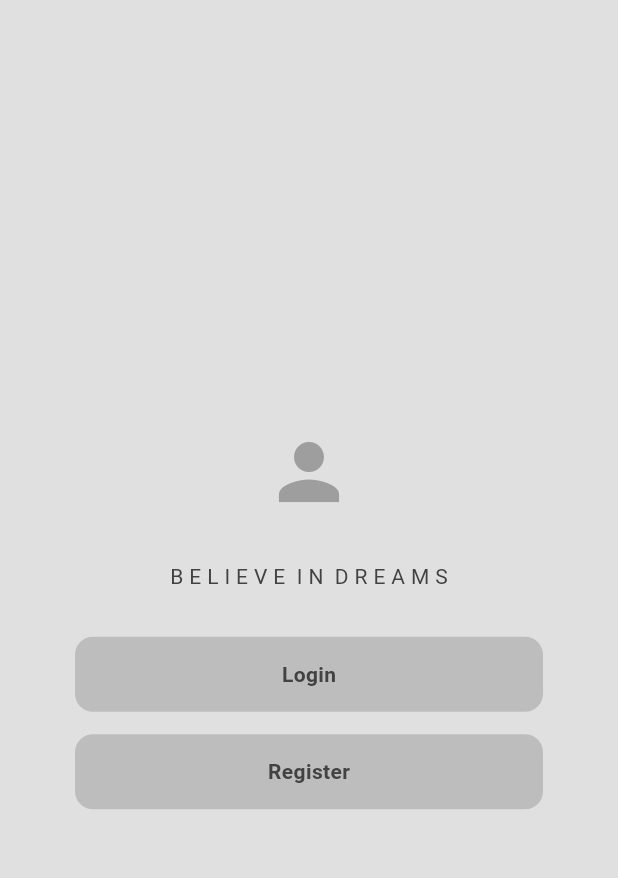
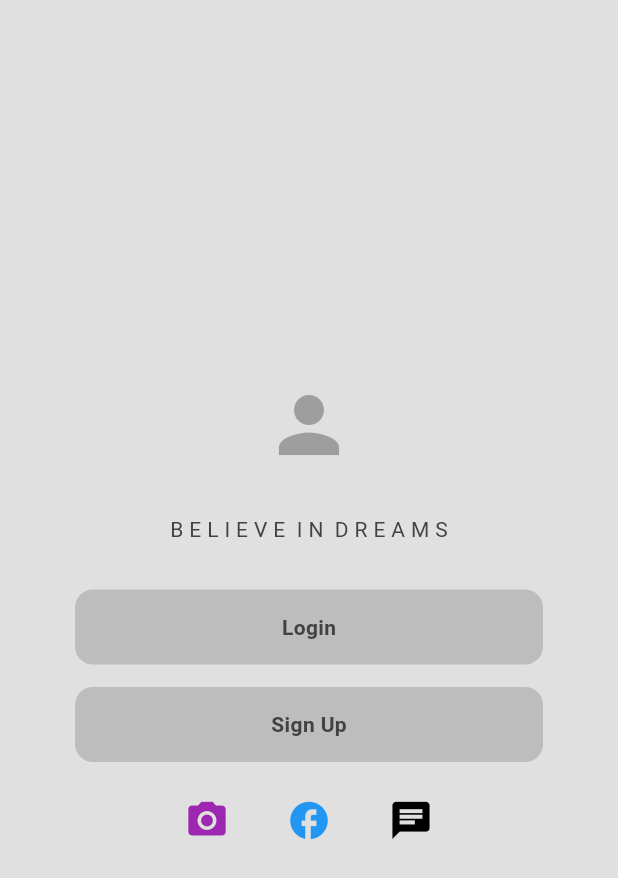
Before and after one commit to shereemorrison/bid, a Flutter app: the ProfilePage widget shown alone on an empty page, opened directly, on a phone screen of 412 x 824 dp. Shown: the top 878 px of the screen. Run offline on Flutter 3.47's test engine with Material 3 defaults, Android fonts, the phone set to English and light mode, and no system bars; our stand-ins replace firebase_auth, firebase_core; accounts and stored records are empty.

Commit message:
Login logos

```diff
--- a/lib/main.dart
+++ b/lib/main.dart
@@ -1,4 +1,5 @@
 import 'package:bid/components/my_appbar.dart';
+import 'package:bid/components/my_drawer.dart';
 import 'package:bid/modals/shop.dart';
 import 'package:bid/pages/cart_page.dart';
 import 'package:bid/pages/intro_page.dart';
@@ -88,6 +89,7 @@ class MyHomePageState extends State<MyHomePage> {
   Widget build(BuildContext context) {
     return Scaffold(
       appBar: MyAppbar(title: _getAppBarTitle()),
+      drawer: MyDrawer(),
       body: _pages[_selectedIndex],
       bottomNavigationBar: MyNavbar(
         onItemTapped: _onItemTapped,
--- a/lib/modals/registrationmodal.dart
+++ b/lib/modals/registrationmodal.dart
@@ -29,6 +29,7 @@ class RegistrationPage extends StatelessWidget {
             child: Column(
               mainAxisAlignment: MainAxisAlignment.center, crossAxisAlignment: CrossAxisAlignment.center,
               children: [
+                Text("Sign Up"),
                 Icon(
                   Icons.person,
                   size: 60,
@@ -38,7 +39,7 @@ class RegistrationPage extends StatelessWidget {
                 const SizedBox(height: 25),
 
                 Text(
-                  "B E L E I V E  I N  D R E A M S",
+                  "B E L I E V E  I N  D R E A M S",
                   style: TextStyle(
                     fontSize: 15,
                     color: Colors.grey[800],
--- a/lib/pages/intro_page.dart
+++ b/lib/pages/intro_page.dart
@@ -1,4 +1,5 @@
 
+import 'package:bid/components/my_drawer.dart';
 import 'package:flutter/material.dart';
 
 class IntroPage extends StatelessWidget {
@@ -7,6 +8,7 @@ class IntroPage extends StatelessWidget {
   @override
   Widget build(BuildContext context) {
     return Scaffold(
+      drawer: MyDrawer(),
         backgroundColor: Theme.of(context).colorScheme.surface,
         body: SafeArea(child: Padding(
           padding: const EdgeInsets.all(125),
@@ -29,7 +31,7 @@ class IntroPage extends StatelessWidget {
 
                 //Title
                 Text(
-                  "Believe in Dreams",
+                  "Welcome to B.I.D.",
                   style: TextStyle(
                     fontWeight: FontWeight.bold,
                     fontSize: 15,
--- a/lib/pages/profile_page.dart
+++ b/lib/pages/profile_page.dart
@@ -10,18 +10,19 @@ class ProfilePage extends StatefulWidget {
   _ProfilePageState createState() => _ProfilePageState(); // Private State class
 }
 
-class _ProfilePageState extends State<ProfilePage> {  // Private State class
+class _ProfilePageState extends State<ProfilePage> {
+  // Private State class
   bool isLoggedIn = false;
 
   void _logOut() {
     setState(() {
-      isLoggedIn = false;  // Set logged-out state
+      isLoggedIn = false; // Set logged-out state
     });
   }
 
   void _logIn() {
     setState(() {
-      isLoggedIn = true;  // Set logged-in state
+      isLoggedIn = true; // Set logged-in state
     });
   }
 
@@ -35,19 +36,23 @@ class _ProfilePageState extends State<ProfilePage> {  // Private State class
           Icon(
             Icons.person,
             size: 60,
-            color: Theme.of(context).colorScheme.inversePrimary,
+            color: Theme
+                .of(context)
+                .colorScheme
+                .inversePrimary,
           ),
           const SizedBox(height: 30),
           Text("B E L I E V E  I N  D R E A M S"),
           const SizedBox(height: 30),
           if (isLoggedIn) ...[
-            Text("Logged in"),  // When logged in
+            Text("Logged in"), // When logged in
             const SizedBox(height: 15),
             MyButton(
               text: "Log out",
-              onTap: _logOut,  // Log out action
+              onTap: _logOut, // Log out action
             ),
-          ] else ...[
+          ] else
+            ...[
               MyButton(
                 text: "Login",
                 onTap: () {
@@ -56,7 +61,7 @@ class _ProfilePageState extends State<ProfilePage> {  // Private State class
                     context: context,
                     builder: (BuildContext context) {
                       return LoginPage(
-                      onTap: _logIn,  // Log in action
+                        onTap: _logIn, // Log in action
                       );
                     },
                   );
@@ -64,7 +69,7 @@ class _ProfilePageState extends State<ProfilePage> {  // Private State class
               ),
               const SizedBox(height: 15),
               MyButton(
-              text: "Register",
+                text: "Sign Up",
                 onTap: () {
                   // Show registration modal
                   showDialog(
@@ -77,7 +82,7 @@ class _ProfilePageState extends State<ProfilePage> {  // Private State class
                             context: context,
                             builder: (BuildContext context) {
                               return LoginPage(
-                              onTap: _logIn,  // Log in after registration
+                                onTap: _logIn, // Log in after registration
                               );
                             },
                           );
@@ -87,6 +92,47 @@ class _ProfilePageState extends State<ProfilePage> {  // Private State class
                   );
                 },
               ),
+              const SizedBox(height: 15),
+              // Social Login Buttons Row
+              Row(
+                mainAxisAlignment: MainAxisAlignment.center,
+                children: [
+                  // Instagram Button
+                  IconButton(
+                    onPressed: () {
+                      // Handle Instagram login
+                      print("Instagram login");
+                    },
+                    icon: Icon(Icons.camera_alt), // Replace with Instagram logo
+                    iconSize: 30,
+                    color: Colors.purple,
+                  ),
+                  const SizedBox(width: 20), // Spacing between buttons
+
+                  // Facebook Button
+                  IconButton(
+                    onPressed: () {
+                      // Handle Facebook login
+                      print("Facebook login");
+                    },
+                    icon: Icon(Icons.facebook), // Replace with Facebook logo
+                    iconSize: 30,
+                    color: Colors.blue,
+                  ),
+                  const SizedBox(width: 20), // Spacing between buttons
+
+                  // Twitter Button
+                  IconButton(
+                    onPressed: () {
+                      // Handle Twitter login
+                      print("Twitter login");
+                    },
+                    icon: Icon(Icons.chat), // Replace with Twitter logo
+                    iconSize: 30,
+                    color: Colors.black,
+                  ),
+                ],
+              ),
             ],
         ],
       ),
```
Also changed, not shown: lib/components/my_drawer.dart (+25 -16 lines), assets/images/instagramlogo.jpg (added). Lines whose indentation alone changed are shown as unchanged.
